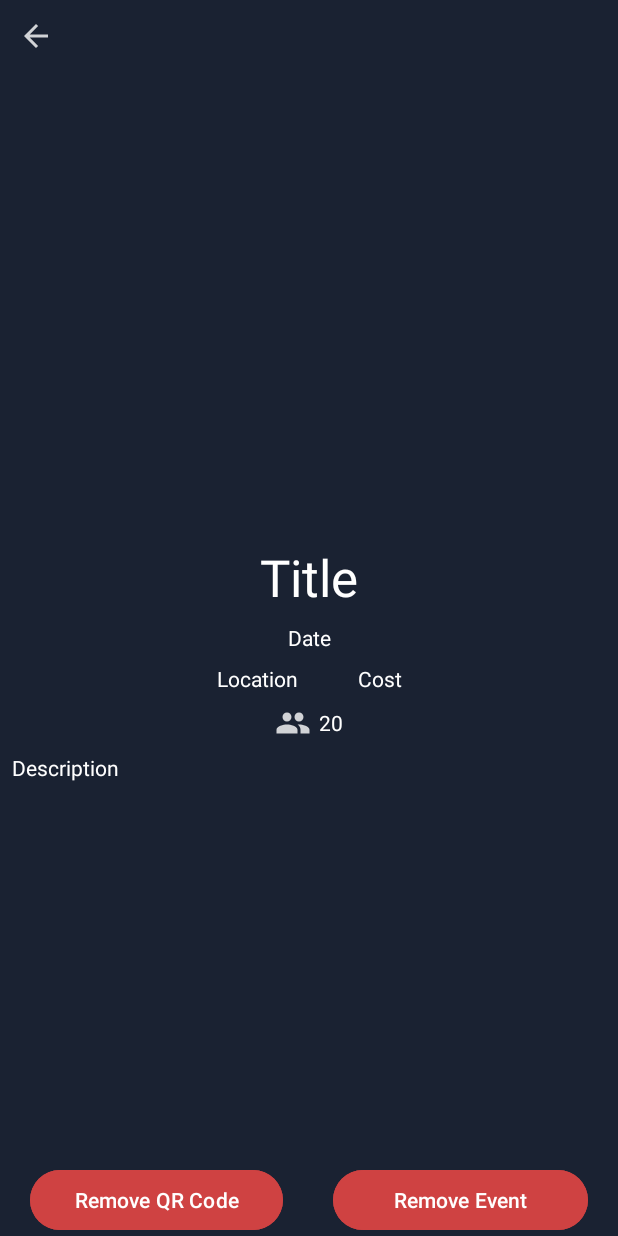
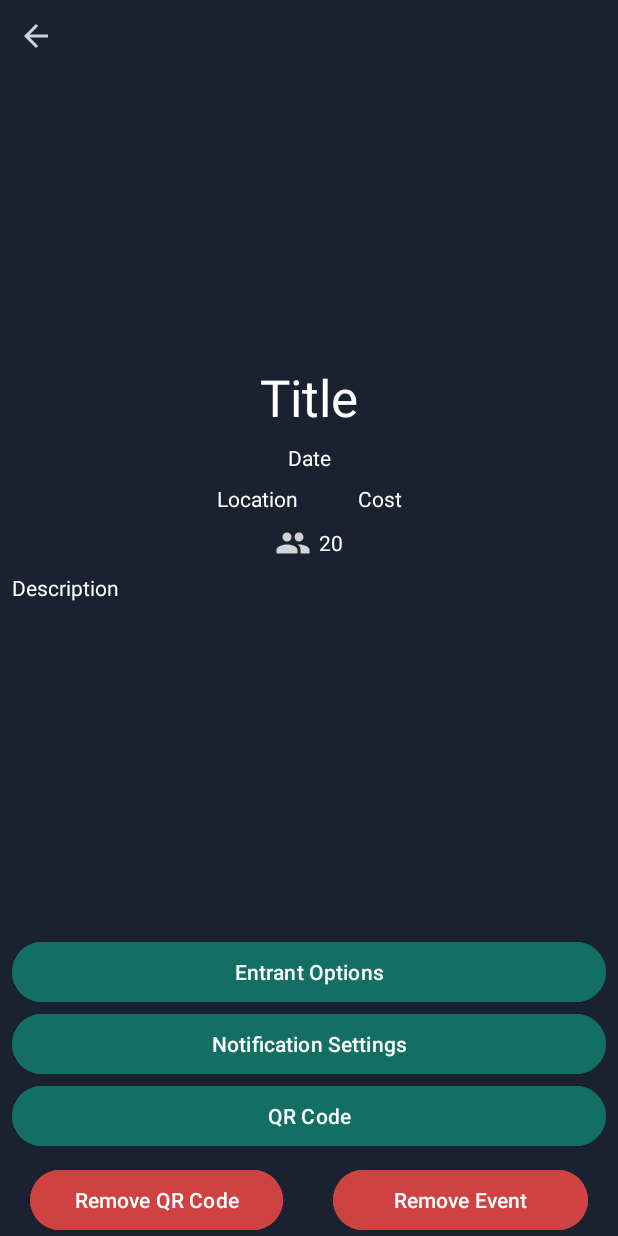
Before and after one commit to CMPUT301F24apiary/Hive, an Android app: the EventDetailActivity screen opened directly, with no data from a screen before it, on a phone screen of 412 x 824 dp. Run offline under Robolectric (Android 15) with nearby library versions, the phone set to English and light mode, and no system bars; our stand-ins replace Firebase (no records; nobody signed in at launch, a user with empty details on screens opened directly); pictures from the network do not load; 1 statement that could not run was skipped.

Commit message:
Add waiting list and options page functionality

```diff
--- a/app/src/main/AndroidManifest.xml
+++ b/app/src/main/AndroidManifest.xml
@@ -34,6 +34,12 @@
         <activity
             android:name=".EventListActivity"
             android:exported="true" />
+        <activity
+            android:name=".OptionsPageActivity"
+            android:exported="true" />
+        <activity android:name=".WaitingListActivity" />
+
+
         <!--
  Keep MainActivity for navigation, but no launcher intent
         <activity android:name=".MainActivity" />
--- a/app/src/main/java/com/example/hive/Events/EventDetailActivity.java
+++ b/app/src/main/java/com/example/hive/Events/EventDetailActivity.java
@@ -1,5 +1,6 @@
 package com.example.hive.Events;
 
+import com.example.hive.OptionsPageActivity;
 import android.content.Intent;
 import android.os.Bundle;
 import android.util.Log;
@@ -117,6 +118,18 @@ public class EventDetailActivity extends AppCompatActivity implements DeleteEven
         // Create new instance of EventController to communicate with firebase
         controller = new EventController();
 
+        // Get reference to Entrant Options button
+        Button entrantOptionsButton = findViewById(R.id.entrant_options_btn);
+
+        // Set OnClickListener for Entrant Options button
+        entrantOptionsButton.setOnClickListener(new View.OnClickListener() {
+            @Override
+            public void onClick(View v) {
+                Intent intent = new Intent(EventDetailActivity.this, OptionsPageActivity.class);
+                startActivity(intent);
+            }
+        });
+
         // Get event object from the intent
         event = (Event) getIntent().getParcelableExtra("event");
 
@@ -176,6 +189,5 @@ public class EventDetailActivity extends AppCompatActivity implements DeleteEven
                 new ConfirmEventDelete().show(getSupportFragmentManager(), "Confirm Delete");
             }
         });
-
     }
 }
--- a/app/src/main/java/com/example/hive/ProfileActivity.java
+++ b/app/src/main/java/com/example/hive/ProfileActivity.java
@@ -48,7 +48,7 @@ public class ProfileActivity extends AppCompatActivity {
         // Initialize the views
         editProfileButton = findViewById(R.id.editProfileButton);
         backArrow = findViewById(R.id.backArrow);
-        profilePicture = findViewById(R.id.profilePicture); // Make sure you have this defined in your layout XML file
+        profilePicture = findViewById(R.id.imageViewProfileImage); // Make sure you have this defined in your layout XML file
         personNameText = findViewById(R.id.personName);
         userNameText = findViewById(R.id.userName);
         emailText = findViewById(R.id.emailLabel);
--- a/app/src/main/res/layout/activity_event_detail.xml
+++ b/app/src/main/res/layout/activity_event_detail.xml
@@ -19,8 +19,8 @@
 
     <ImageView
         android:id="@+id/event_poster"
-        android:layout_width="0dp"
-        android:layout_height="306dp"
+        android:layout_width="389dp"
+        android:layout_height="186dp"
         android:contentDescription="@string/event_poster_content_description"
         android:scaleType="fitXY"
         app:layout_constraintEnd_toEndOf="parent"
@@ -119,90 +119,52 @@
             android:textColor="@color/white" />
     </LinearLayout>
 
-    <ScrollView
-        android:id="@+id/scrollable_description"
-        android:layout_width="0dp"
-        android:layout_height="0dp"
-        android:layout_marginTop="8dp"
-        android:fillViewport="true"
-        app:layout_constraintBottom_toTopOf="@id/organizer_event_btns_container"
-        app:layout_constraintEnd_toEndOf="parent"
-        app:layout_constraintStart_toStartOf="parent"
-        app:layout_constraintTop_toBottomOf="@id/event_number_participants_container">
-
     <TextView
         android:id="@+id/event_detail_description"
         android:layout_width="match_parent"
         android:layout_height="wrap_content"
-            android:minLines="4"
         android:paddingStart="8dp"
         android:paddingEnd="8dp"
+        android:layout_marginTop="8dp"
         android:text="@string/event_description_default"
-            android:textColor="@color/white" />
-    </ScrollView>
+        android:textColor="@color/white"
+        app:layout_constraintTop_toBottomOf="@+id/event_number_participants_container"
+        app:layout_constraintStart_toStartOf="parent"
+        app:layout_constraintEnd_toEndOf="parent" />
 
     <LinearLayout
-        android:id="@+id/organizer_event_btns_container"
-        android:layout_width="0dp"
+        android:id="@+id/event_options_container"
+        android:layout_width="match_parent"
         android:layout_height="wrap_content"
         android:orientation="vertical"
-        android:visibility="gone"
+        android:padding="8dp"
         app:layout_constraintBottom_toTopOf="@+id/event_detail_button_container"
         app:layout_constraintEnd_toEndOf="parent"
-        app:layout_constraintStart_toStartOf="parent"
-        app:layout_constraintTop_toBottomOf="@+id/scrollable_description">
-
-        <View
-            android:id="@+id/divider"
-            android:layout_width="match_parent"
-            android:layout_height="2dp"
-            android:background="?android:attr/listDivider"
-            android:backgroundTint="@color/mainGreen" />
+        app:layout_constraintStart_toStartOf="parent">
 
         <Button
-            android:id="@+id/event_view_participants"
+            android:id="@+id/entrant_options_btn"
             android:layout_width="match_parent"
             android:layout_height="wrap_content"
-            android:backgroundTint="#00FFFFFF"
-            android:text="View Participants"
-            app:cornerRadius="0dp" />
-
-        <View
-            android:id="@+id/divider3"
-            android:layout_width="match_parent"
-            android:layout_height="2dp"
-            android:background="?android:attr/listDivider"
-            android:backgroundTint="@color/mainGreen" />
+            android:text="Entrant Options"
+            android:backgroundTint="@color/mainGreen"
+            android:textColor="@color/white" />
 
         <Button
-            android:id="@+id/event_noti_settings"
+            android:id="@+id/notification_settings_btn"
             android:layout_width="match_parent"
             android:layout_height="wrap_content"
-            android:backgroundTint="#00FFFFFF"
             android:text="Notification Settings"
-            app:cornerRadius="0dp" />
-
-        <View
-            android:id="@+id/divider4"
-            android:layout_width="match_parent"
-            android:layout_height="2dp"
-            android:background="?android:attr/listDivider"
-            android:backgroundTint="@color/mainGreen" />
+            android:backgroundTint="@color/mainGreen"
+            android:textColor="@color/white" />
 
         <Button
-            android:id="@+id/event_qr_code"
+            android:id="@+id/qr_code_btn"
             android:layout_width="match_parent"
             android:layout_height="wrap_content"
-            android:backgroundTint="#00FFFFFF"
             android:text="QR Code"
-            app:cornerRadius="0dp" />
-
-        <View
-            android:id="@+id/divider5"
-            android:layout_width="match_parent"
-            android:layout_height="2dp"
-            android:background="?android:attr/listDivider"
-            android:backgroundTint="@color/mainGreen" />
+            android:backgroundTint="@color/mainGreen"
+            android:textColor="@color/white" />
 
     </LinearLayout>
 
--- a/app/src/main/res/values/colors.xml
+++ b/app/src/main/res/values/colors.xml
@@ -6,5 +6,8 @@
     <color name="mainGreen">#136F63</color>
     <color name="secondaryGreen">#24D5BE</color>
     <color name="mainRed">#CF4242</color>
+    <color name="darkBackground">#121212</color>
+    <color name="gray">#BDBDBD</color>
+
 
 </resources>
--- a/gradle/libs.versions.toml
+++ b/gradle/libs.versions.toml
@@ -1,5 +1,5 @@
 [versions]
-agp = "8.7.1"
+agp = "8.6.0"
 firebaseBomVersion = "33.5.1"
 compiler = "4.11.0"
 espressoCoreVersion = "3.4.0"
```
Also changed, not shown: app/src/main/java/com/example/hive/OptionsPageActivity.java (added, +62 -0 lines), app/src/main/java/com/example/hive/WaitingListActivity.java (added, +58 -0 lines), app/src/main/res/layout/activity_optionspage.xml (added, +97 -0 lines), app/src/main/res/layout/activity_waitinglist.xml (added, +63 -0 lines). Lines whose indentation alone changed are shown as unchanged.
